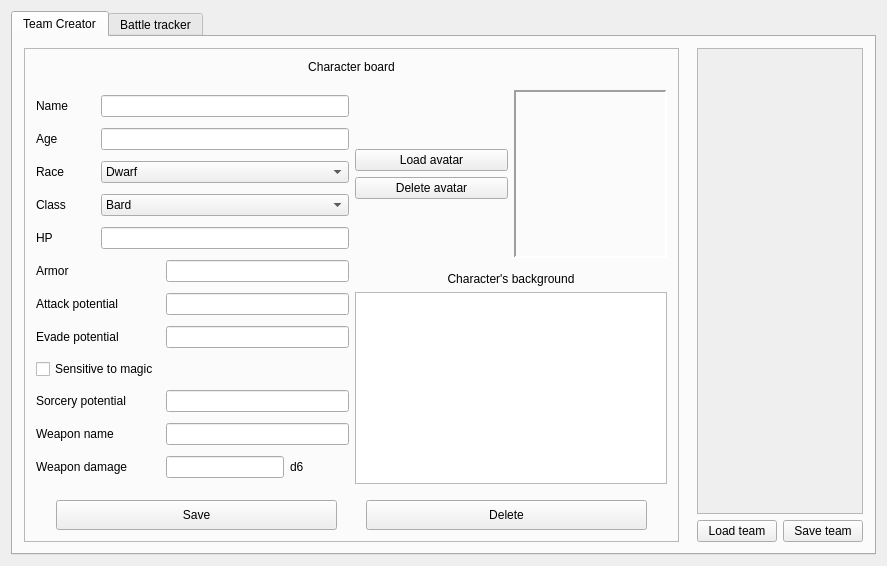
Old version of the form GM_Util_Tool/GM_Util_Tool/GM_Util_Tool.ui in the repository neliodass/TheWitcherRPG_GM_Tool.
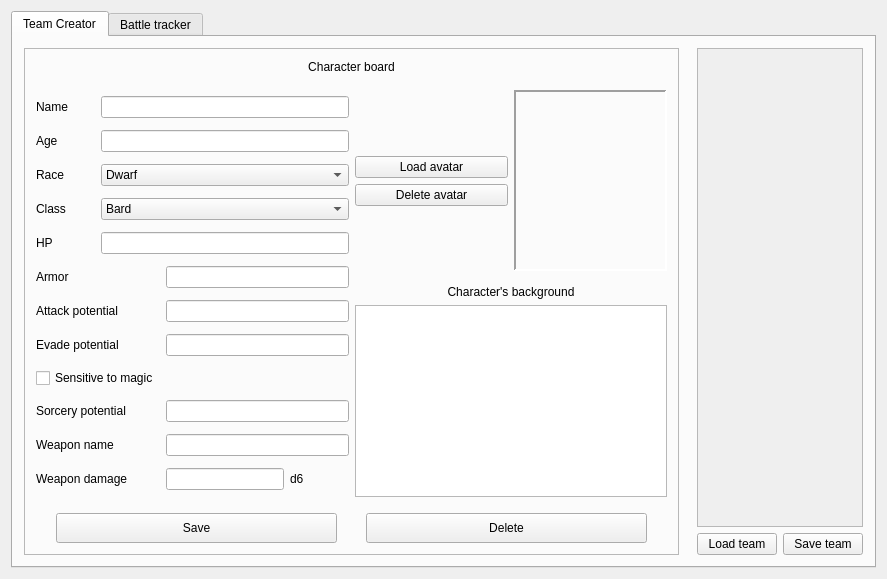
New version of the form.

Commit message: Adjusted character and race enums for new, translated ui. Implemented all main ui style sheet portotypes.

Patch:
```diff
--- a/GM_Util_Tool/GM_Util_Tool/GM_Util_Tool.ui
+++ b/GM_Util_Tool/GM_Util_Tool/GM_Util_Tool.ui
@@ -7,7 +7,7 @@
     <x>0</x>
     <y>0</y>
     <width>887</width>
-    <height>566</height>
+    <height>579</height>
    </rect>
   </property>
   <property name="sizePolicy">
@@ -102,7 +102,7 @@
              <x>0</x>
              <y>0</y>
              <width>166</width>
-             <height>466</height>
+             <height>479</height>
             </rect>
            </property>
            <layout class="QVBoxLayout" name="verticalLayout_3" stretch="20">
```
The commit also changes 6 other files.
